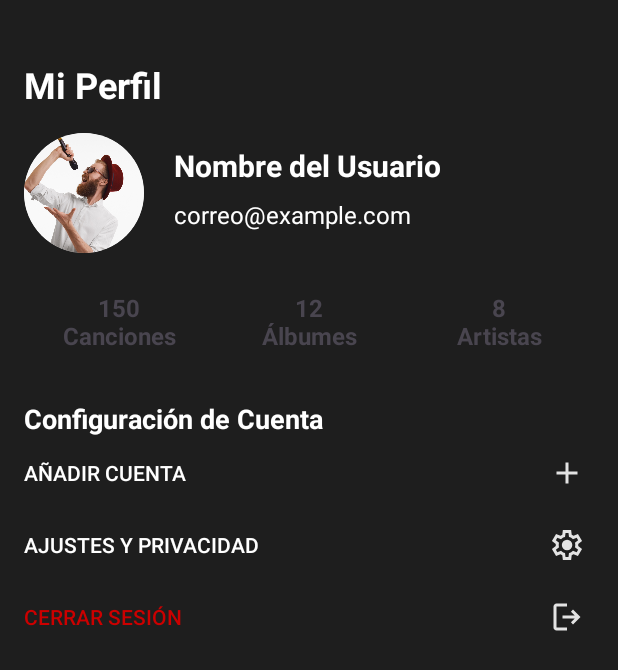
After one commit to SergioLezcano/App-de-musica-Mobile, an Android app: the layout profile_fragment.xml on its own in the app's theme, with its tools: preview values and no code run, on a phone screen of 412 x 824 dp. The commit adds this screen. Shown: the top 670 px of the screen. Run offline under Robolectric (Android 15) with nearby library versions, the light colour scheme and no system bars.

Commit message:
Diseño inicial del layout profile_fragment.xml realizado.

```diff
--- /dev/null
+++ b/app/src/main/res/drawable/add_24dp.xml
@@ -0,0 +1,9 @@
+<vector xmlns:android="http://schemas.android.com/apk/res/android"
+    android:width="24dp"
+    android:height="24dp"
+    android:viewportWidth="960"
+    android:viewportHeight="960">
+  <path
+      android:pathData="M440,520L200,520v-80h240v-240h80v240h240v80L520,520v240h-80v-240Z"
+      android:fillColor="#e3e3e3"/>
+</vector>
--- /dev/null
+++ b/app/src/main/res/drawable/logout_24dp.xml
@@ -0,0 +1,9 @@
+<vector xmlns:android="http://schemas.android.com/apk/res/android"
+    android:width="24dp"
+    android:height="24dp"
+    android:viewportWidth="960"
+    android:viewportHeight="960">
+  <path
+      android:pathData="M200,840q-33,0 -56.5,-23.5T120,760v-560q0,-33 23.5,-56.5T200,120h280v80L200,200v560h280v80L200,840ZM640,680 L585,622 687,520L360,520v-80h327L585,338l55,-58 200,200 -200,200Z"
+      android:fillColor="#e3e3e3"/>
+</vector>
--- /dev/null
+++ b/app/src/main/res/drawable/settings_24dp.xml
@@ -0,0 +1,9 @@
+<vector xmlns:android="http://schemas.android.com/apk/res/android"
+    android:width="24dp"
+    android:height="24dp"
+    android:viewportWidth="960"
+    android:viewportHeight="960">
+  <path
+      android:pathData="m370,880 l-16,-128q-13,-5 -24.5,-12T307,725l-119,50L78,585l103,-78q-1,-7 -1,-13.5v-27q0,-6.5 1,-13.5L78,375l110,-190 119,50q11,-8 23,-15t24,-12l16,-128h220l16,128q13,5 24.5,12t22.5,15l119,-50 110,190 -103,78q1,7 1,13.5v27q0,6.5 -2,13.5l103,78 -110,190 -118,-50q-11,8 -23,15t-24,12L590,880L370,880ZM440,800h79l14,-106q31,-8 57.5,-23.5T639,633l99,41 39,-68 -86,-65q5,-14 7,-29.5t2,-31.5q0,-16 -2,-31.5t-7,-29.5l86,-65 -39,-68 -99,42q-22,-23 -48.5,-38.5T533,266l-13,-106h-79l-14,106q-31,8 -57.5,23.5T321,327l-99,-41 -39,68 86,64q-5,15 -7,30t-2,32q0,16 2,31t7,30l-86,65 39,68 99,-42q22,23 48.5,38.5T427,694l13,106ZM482,620q58,0 99,-41t41,-99q0,-58 -41,-99t-99,-41q-59,0 -99.5,41T342,480q0,58 40.5,99t99.5,41ZM480,480Z"
+      android:fillColor="#e3e3e3"/>
+</vector>
--- /dev/null
+++ b/app/src/main/res/layout/profile_fragment.xml
@@ -0,0 +1,163 @@
+<?xml version="1.0" encoding="utf-8"?>
+<androidx.constraintlayout.widget.ConstraintLayout
+    xmlns:android="http://schemas.android.com/apk/res/android"
+    xmlns:app="http://schemas.android.com/apk/res-auto"
+    xmlns:tools="http://schemas.android.com/tools"
+    android:layout_width="match_parent"
+    android:layout_height="match_parent"
+    android:padding="16dp"
+    android:background="@color/card_dark">
+
+    <TextView
+        android:id="@+id/tv_profile_title"
+        android:layout_width="0dp"
+        android:layout_height="wrap_content"
+        android:text="Mi Perfil"
+        android:textSize="24sp"
+        android:textStyle="bold"
+        android:textColor="@color/white"
+        android:layout_marginTop="24dp"
+        app:layout_constraintTop_toTopOf="parent"
+        app:layout_constraintStart_toStartOf="parent"
+        app:layout_constraintEnd_toEndOf="parent"/>
+
+    <androidx.cardview.widget.CardView
+        android:id="@+id/card_profile_picture"
+        android:layout_width="80dp"  android:layout_height="80dp"
+        android:layout_marginTop="16dp"
+        android:layout_marginBottom="16dp"
+        app:cardCornerRadius="40dp"
+        app:cardElevation="0dp"
+        app:layout_constraintTop_toBottomOf="@id/tv_profile_title"
+        app:layout_constraintStart_toStartOf="parent">
+
+        <ImageView
+            android:id="@+id/iv_profile_picture"
+            android:layout_width="match_parent"
+            android:layout_height="match_parent"
+            android:src="@drawable/image_2930"
+            android:contentDescription="Foto de perfil del usuario"
+            android:scaleType="centerCrop"      />
+    </androidx.cardview.widget.CardView>
+
+    <LinearLayout
+        android:id="@+id/ly_container_profile"
+        android:layout_width="0dp"
+        android:layout_height="wrap_content"
+        android:layout_marginStart="4dp"
+        android:layout_marginTop="16dp"
+        android:orientation="vertical"
+        app:layout_constraintTop_toBottomOf="@id/tv_profile_title"
+        app:layout_constraintStart_toEndOf="@id/card_profile_picture"
+        app:layout_constraintEnd_toEndOf="parent"
+        app:layout_constraintBottom_toTopOf="ll_stats_container">
+
+        <TextView
+            android:id="@+id/tv_user_name"
+            android:layout_width="wrap_content"
+            android:layout_height="wrap_content"
+            android:layout_marginTop="8dp"
+            android:layout_marginStart="16dp"
+            android:layout_marginEnd="16dp"
+            android:textSize="20sp"
+            android:textStyle="bold"
+            android:textColor="@color/white"
+            android:text="Nombre del Usuario"
+            />
+
+        <TextView
+            android:layout_width="wrap_content"
+            android:layout_height="wrap_content"
+            android:layout_marginStart="16dp"
+            android:layout_marginTop="8dp"
+            android:layout_marginBottom="8dp"
+            android:layout_marginEnd="16dp"
+            android:text="correo@example.com"
+            android:textSize="16sp"
+            android:textColor="@color/white"
+            tools:ignore="HardcodedText">
+
+        </TextView>
+
+
+    </LinearLayout>
+
+
+    <LinearLayout
+        android:id="@+id/ll_stats_container"
+        android:layout_width="0dp"
+        android:layout_height="wrap_content"
+        android:orientation="horizontal"
+        android:weightSum="3"
+        android:layout_marginTop="32dp"
+        app:layout_constraintTop_toBottomOf="@id/ly_container_profile"
+        app:layout_constraintStart_toStartOf="parent"
+        app:layout_constraintEnd_toEndOf="parent">
+
+        <TextView style="@style/ProfileStatText"
+            android:text="150\nCanciones" />
+
+        <TextView style="@style/ProfileStatText"
+            android:text="12\nÁlbumes" />
+
+        <TextView style="@style/ProfileStatText"
+            android:text="8\nArtistas" />
+    </LinearLayout>
+
+    <TextView
+        android:id="@+id/tv_settings_header"
+        android:layout_width="0dp"
+        android:layout_height="wrap_content"
+        android:text="Configuración de Cuenta"
+        android:textSize="18sp"
+        android:textStyle="bold"
+        android:textColor="@color/white"
+        android:layout_marginTop="32dp"
+        app:layout_constraintTop_toBottomOf="@id/ll_stats_container"
+        app:layout_constraintStart_toStartOf="parent"
+        app:layout_constraintEnd_toEndOf="parent"/>
+
+    <Button
+        android:id="@+id/btn_add"
+        android:layout_width="0dp"
+        android:layout_height="wrap_content"
+        android:text="Añadir cuenta"
+        android:gravity="start|center_vertical"
+        android:paddingStart="0dp"
+        android:paddingEnd="6dp"
+        android:drawableEnd="@drawable/add_24dp"
+        style="@style/Widget.AppCompat.Button.Borderless"
+        app:layout_constraintTop_toBottomOf="@id/tv_settings_header"
+        app:layout_constraintStart_toStartOf="parent"
+        app:layout_constraintEnd_toEndOf="parent"/>
+
+    <Button
+        android:id="@+id/btn_settings"
+        android:layout_width="0dp"
+        android:layout_height="wrap_content"
+        android:text="Ajustes y Privacidad"
+        android:gravity="start|center_vertical"
+        android:paddingStart="0dp"
+        android:paddingEnd="6dp"
+        android:drawableEnd="@drawable/settings_24dp"
+        style="@style/Widget.AppCompat.Button.Borderless"
+        app:layout_constraintTop_toBottomOf="@id/btn_add"
+        app:layout_constraintStart_toStartOf="parent"
+        app:layout_constraintEnd_toEndOf="parent"/>
+
+    <Button
+        android:id="@+id/btn_logout"
+        android:layout_width="0dp"
+        android:layout_height="wrap_content"
+        android:text="Cerrar Sesión"
+        android:textColor="@android:color/holo_red_dark"
+        android:gravity="start|center_vertical"
+        android:paddingStart="0dp"
+        android:paddingEnd="6dp"
+        android:drawableEnd="@drawable/logout_24dp"
+        style="@style/Widget.AppCompat.Button.Borderless"
+        app:layout_constraintTop_toBottomOf="@id/btn_settings"
+        app:layout_constraintStart_toStartOf="parent"
+        app:layout_constraintEnd_toEndOf="parent"/>
+
+</androidx.constraintlayout.widget.ConstraintLayout>
--- a/app/src/main/res/values/styles.xml
+++ b/app/src/main/res/values/styles.xml
@@ -4,6 +4,16 @@
     <style name="back_buttom_color">
         <item name="android:tint">@color/back_button_color</item>
         BotonAtras</style>
+
+    <style name="ProfileStatText" parent="Widget.AppCompat.TextView">
+        <item name="android:layout_width">0dp</item>
+        <item name="android:layout_height">wrap_content</item>
+        <item name="android:layout_weight">1</item>
+        <item name="android:gravity">center</item>
+        <item name="android:textSize">16sp</item>
+        <item name="android:textStyle">bold</item>
+        <item name="android:lines">2</item>
+    </style>
 
     <style name="PlayerControlButton">
         <item name="android:layout_width">32dp</item>
```
